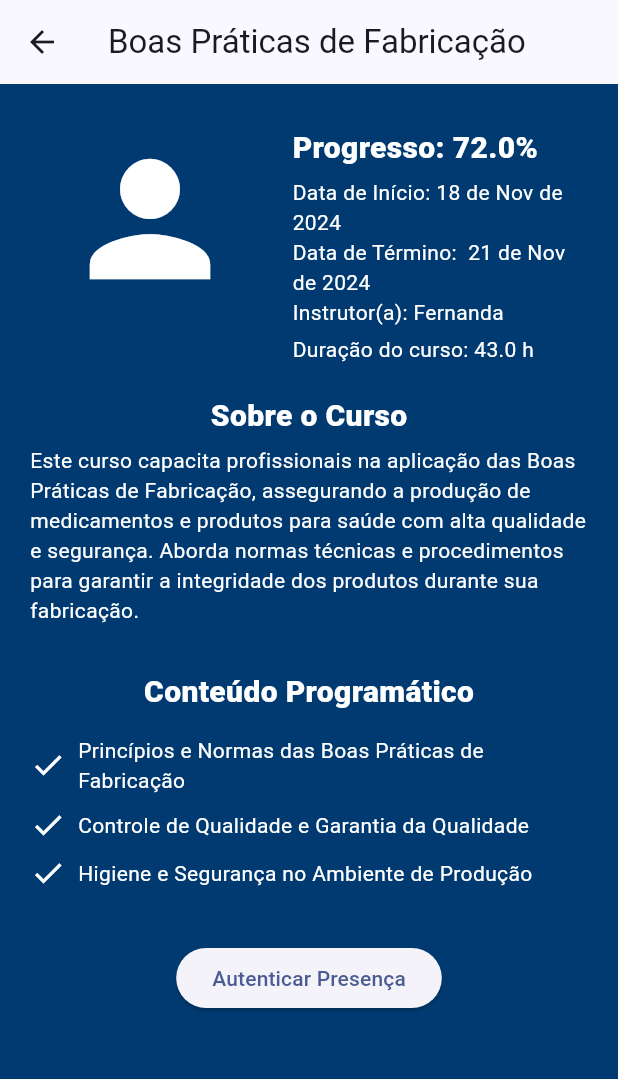
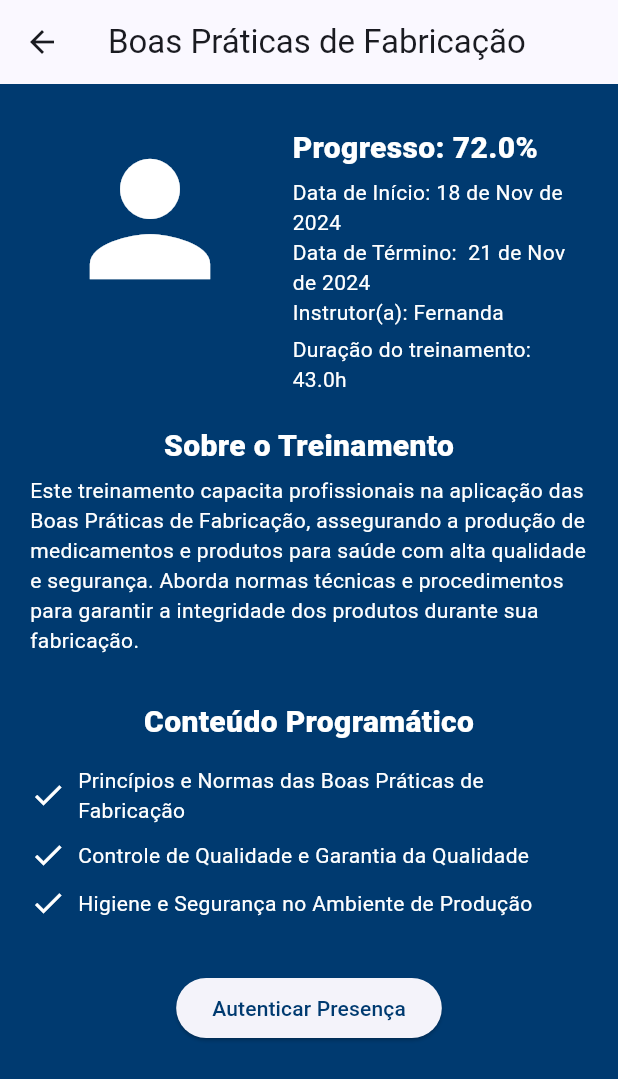
Before and after one commit to gustavomachado7/euroLearningApp, a Flutter app: the Homepage screen opened by its route, after a tap on "Boas Práticas de Fabricação", on a phone screen of 412 x 824 dp. Shown: the top 1079 px of the screen. Run offline on Flutter 3.47's test engine with Material 3 defaults, Android fonts, the phone set to English and light mode, and no system bars.

Commit message:
Ajustes na formatação de Padding

```diff
--- /dev/null
+++ b/lib/card/mytreinamentos.dart
@@ -0,0 +1,123 @@
+import 'package:eurolearning/models/treinamento_model.dart';
+import 'package:eurolearning/pages/detalhestreinamentopage.dart';
+import 'package:flutter/material.dart';
+import 'package:intl/intl.dart';
+
+class MyTreinamentos extends StatelessWidget {
+  const MyTreinamentos({
+    super.key,
+    required this.treinamento,
+  });
+
+  final
+ Treinamento treinamento;
+
+  @override
+  Widget build(BuildContext context) {
+    return Padding(
+      padding: const EdgeInsets.symmetric(horizontal: 30.0, vertical: 10.0),
+      child: InkWell(
+        onTap: () {
+          Navigator.push(
+            context,
+            MaterialPageRoute(
+              builder: (context) => DetalhesTreinamentoPage(treinamento: treinamento),
+            ),
+          );
+        },
+        borderRadius: BorderRadius.circular(15),
+        child: Container(
+          decoration: BoxDecoration(
+            color: Colors.white,
+            borderRadius: BorderRadius.circular(15),
+            boxShadow: const [
+              BoxShadow(
+                color: Colors.black12,
+                blurRadius: 4,
+                offset: Offset(0, 2),
+              ),
+            ],
+          ),
+          child: Row(
+            crossAxisAlignment: CrossAxisAlignment.start,
+            children: [
+              Container(
+                width: 100,
+                height: 140,
+                decoration: BoxDecoration(
+                  borderRadius: BorderRadius.circular(15),
+                  color: Colors.grey[200],
+                ),
+                child: const Icon(
+                  Icons.calendar_month,
+                  size: 75,
+                ),
+              ),
+              const SizedBox(
+                width: 10.0,
+              ),
+              Expanded(
+                child: Column(
+                  crossAxisAlignment: CrossAxisAlignment.start,
+                  children: [
+                    Padding(
+                      padding: const EdgeInsets.only(top: 10.0),
+                      child: Text(
+                        treinamento.title,
+                        style: const TextStyle(
+                          fontSize: 17,
+                          fontWeight: FontWeight.bold,
+                          color: Colors.black,
+                        ),
+                      ),
+                    ),
+                    const SizedBox(
+                      height: 5,
+                    ),
+                    Text(
+                      treinamento.startDate == null
+                          ? ''
+                          : DateFormat("'Data de Início:' d 'de' MMM 'de' y")
+                              .format(treinamento.startDate!),
+                      style: const TextStyle(
+                        color: Colors.grey,
+                      ),
+                    ),
+                    Text(
+                      treinamento.endDate == null
+                          ? ''
+                          : DateFormat("'Data de Término: ' d 'de' MMM 'de' y")
+                              .format(treinamento.endDate!),
+                      style: const TextStyle(
+                        color: Colors.grey,
+                      ),
+                    ),
+                    Text(
+                      'Instrutor(a): ${treinamento.teacher}',
+                      style: const TextStyle(
+                        color: Colors.grey,
+                      ),
+                    ),
+                    const SizedBox(
+                      height: 5,
+                    ),
+                    Row(
+                      children: [
+                        Text(
+                          'Duração do treinamento: ${treinamento.duration}h',
+                          style: const TextStyle(
+                            color: Colors.black,
+                          ),
+                        ),
+                      ],
+                    )
+                  ],
+                ),
+              ),
+            ],
+          ),
+        ),
+      ),
+    );
+  }
+}
--- /dev/null
+++ b/lib/models/treinamento_model.dart
@@ -0,0 +1,34 @@
+class Treinamento {
+  int id;
+  String overview;
+  List<String> topics;
+  String teacher;
+  DateTime? startDate;
+  DateTime? endDate;
+  String title;
+  double duration;
+  double progress;
+
+  Treinamento(
+      {required this.id,
+      required this.overview,
+      required this.topics,
+      required this.teacher,
+      required this.startDate,
+      required this.endDate,
+      required this.title,
+      required this.duration,
+      required this.progress});
+
+  factory Treinamento.fromJson(Map<String, dynamic> json) => Treinamento(
+        id: json["id"] ?? 0,
+        overview: json["overview"] ?? '',
+        topics: List<String>.from(json["topics"].map((x) => x)),
+        teacher: json["teacher"] ?? '',
+        startDate: DateTime.tryParse(json["startDate"]),
+        endDate: DateTime.tryParse(json["endDate"]),
+        title: json["title"] ?? '',
+        duration: json["duration"]?.toDouble() ?? 0,
+        progress: json["progress"]?.toDouble() ?? 0,
+      );
+}
--- a/lib/pages/cartaopage.dart
+++ b/lib/pages/cartaopage.dart
@@ -5,16 +5,21 @@ class CartaoPage extends StatelessWidget {
   @override
   Widget build(BuildContext context) {
     return Scaffold(
-
       appBar: AppBar(
         title: const Text('Autenticação de Presença'),
       ),
       body: Center(
-
         child: Column(
           mainAxisAlignment: MainAxisAlignment.center,
           children: [
-            Card(
+            Padding(
+              padding: const EdgeInsets.only(
+                top: 5,
+                bottom: 10,
+                left: 40,
+                right: 40,
+              ),
+              child: Card(
                 shape: RoundedRectangleBorder(
                   borderRadius: BorderRadius.circular(20),
                 ),
@@ -38,7 +43,7 @@ class CartaoPage extends StatelessWidget {
                         'Crachá Virtual',
                         style: TextStyle(
                           fontSize: 20,
-                        fontWeight: FontWeight.bold,
+                          fontWeight: FontWeight.w700,
                           color: Colors.white,
                         ),
                       ),
@@ -61,8 +66,8 @@ class CartaoPage extends StatelessWidget {
                                   color: Colors.white,
                                 ),
                               ),
-                            const SizedBox(height: 5),
-                            const Text(
+                              SizedBox(height: 5),
+                              Text(
                                 '                           ****3453',
                                 style: TextStyle(
                                   fontSize: 14,
@@ -77,8 +82,10 @@ class CartaoPage extends StatelessWidget {
                   ),
                 ),
               ),
-            const SizedBox(height: 7),
-            const Text(
+            ),
+            const Padding(
+              padding: EdgeInsets.only(bottom: 70),
+              child: Text(
                 'Ative o Bluetooth para utilizar o seu cartão',
                 style: TextStyle(
                   fontSize: 16,
@@ -86,6 +93,7 @@ class CartaoPage extends StatelessWidget {
                 ),
                 textAlign: TextAlign.center,
               ),
+            ),
           ],
         ),
       ),
--- /dev/null
+++ b/lib/pages/detalhestreinamentopage.dart
@@ -0,0 +1,180 @@
+import 'package:eurolearning/models/treinamento_model.dart';
+import 'package:eurolearning/pages/cartaoPage.dart';
+import 'package:flutter/material.dart';
+import 'package:intl/intl.dart';
+
+class DetalhesTreinamentoPage extends StatelessWidget {
+  final Treinamento treinamento;
+
+  const DetalhesTreinamentoPage({super.key, required this.treinamento});
+
+  @override
+  Widget build(BuildContext context) {
+    return Scaffold(
+      backgroundColor: const Color.fromRGBO(0, 58, 112, 1),
+      appBar: AppBar(
+        title: Text(treinamento.title),
+      ),
+      body: Padding(
+        padding: const EdgeInsets.all(20.0),
+        child: Column(
+          crossAxisAlignment: CrossAxisAlignment.start,
+          children: [
+            Row(
+              crossAxisAlignment: CrossAxisAlignment.start,
+              children: [
+                Container(
+                  width: 160,
+                  height: 140,
+                  decoration: BoxDecoration(
+                    borderRadius: BorderRadius.circular(20),
+                  ),
+                  child: const Column(
+                    children: [
+                      SizedBox(
+                        height: 10.0,
+                      ),
+                      Icon(
+                        Icons.person,
+                        size: 120,
+                        color: Colors.white,
+                      ),
+                    ],
+                  ),
+                ),
+                const SizedBox(
+                  width: 15.0,
+                ),
+                Expanded(
+                  child: Column(
+                    crossAxisAlignment: CrossAxisAlignment.start,
+                    children: [
+                      Padding(
+                        padding: const EdgeInsets.only(top: 8.0),
+                        child: Text(
+                          'Progresso: ${treinamento.progress}%',
+                          style: const TextStyle(
+                            fontSize: 20,
+                            fontWeight: FontWeight.w900,
+                            color: Colors.white,
+                          ),
+                        ),
+                      ),
+                      const SizedBox(
+                        height: 5,
+                      ),
+                      Text(
+                        treinamento.startDate == null
+                            ? ''
+                            : DateFormat("'Data de Início:' d 'de' MMM 'de' y")
+                                .format(treinamento.startDate!),
+                        style: const TextStyle(color: Colors.white),
+                      ),
+                      Text(
+                        treinamento.endDate == null
+                            ? ''
+                            : DateFormat(
+                                    "'Data de Término: ' d 'de' MMM 'de' y")
+                                .format(treinamento.endDate!),
+                        style: const TextStyle(color: Colors.white),
+                      ),
+                      Text(
+                        'Instrutor(a): ${treinamento.teacher}',
+                        style: const TextStyle(
+                          color: Colors.white,
+                        ),
+                      ),
+                      const SizedBox(
+                        height: 5,
+                      ),
+                      Text(
+                        'Duração do treinamento: ${treinamento.duration}h',
+                        style: const TextStyle(
+                          color: Colors.white,
+                        ),
+                      ),
+                    ],
+                  ),
+                ),
+              ],
+            ),
+            const SizedBox(
+              height: 20.0,
+            ),
+            const Center(
+                child: Text(
+              'Sobre o Treinamento',
+              style: TextStyle(
+                  fontSize: 20,
+                  fontWeight: FontWeight.w900,
+                  color: Colors.white),
+            )),
+            const SizedBox(
+              height: 5.0,
+            ),
+            Text(
+              treinamento.overview,
+              style: const TextStyle(fontSize: 14, color: Colors.white),
+            ),
+            const SizedBox(
+              height: 30.0,
+            ),
+            const Center(
+              child: Text(
+                'Conteúdo Programático',
+                style: TextStyle(
+                    fontSize: 20,
+                    fontWeight: FontWeight.w900,
+                    color: Colors.white),
+              ),
+            ),
+            const SizedBox(
+              height: 10.0,
+            ),
+            Column(
+              crossAxisAlignment: CrossAxisAlignment.start,
+              children: treinamento.topics.map((topic) {
+                return Padding(
+                  padding: const EdgeInsets.symmetric(vertical: 4.0),
+                  child: Row(
+                    children: [
+                      const Icon(Icons.check, color: Colors.white),
+                      const SizedBox(width: 8.0),
+                      Expanded(
+                        child: Text(
+                          topic,
+                          style: const TextStyle(color: Colors.white),
+                        ),
+                      ),
+                    ],
+                  ),
+                );
+              }).toList(),
+            ),
+            const SizedBox(
+              height: 30.0,
+            ),
+            Center(
+              child: ElevatedButton(
+                onPressed: () {
+                  Navigator.push(
+                    context,
+                    MaterialPageRoute(
+                      builder: (context) => const CartaoPage(),
+                    ),
+                  );
+                },
+                child: const Text(
+                  'Autenticar Presença',
+                  style: TextStyle(
+                    color: Color.fromRGBO(0, 58, 112, 1),
+                  ),
+                ),
+              ),
+            ),
+          ],
+        ),
+      ),
+    );
+  }
+}
--- a/lib/pages/homepage.dart
+++ b/lib/pages/homepage.dart
@@ -1,6 +1,6 @@
-import 'package:eurolearning/models/curso_model.dart';
-import 'package:eurolearning/services/api.services.dart';
-import 'package:eurolearning/card/mycursos.dart';
+import 'package:eurolearning/models/treinamento_model.dart';
+import 'package:eurolearning/services/apiServices.dart';
+import 'package:eurolearning/card/myTreinamentos.dart';
 import 'package:flutter/material.dart';
 
 class Homepage extends StatefulWidget {
@@ -12,11 +12,11 @@ class Homepage extends StatefulWidget {
 
 class _Homepage extends State<Homepage> {
   ApiServices apiServices = ApiServices();
-  List<Curso> cursos = [];
+  List<Treinamento> treinamentos = [];
 
   @override
   void initState() {
-    cursos = apiServices.getCursos();
+    treinamentos = apiServices.getTreinamentos();
     super.initState();
   }
 
@@ -31,7 +31,7 @@ class _Homepage extends State<Homepage> {
             color: Colors.white,
           ),
           child: AppBar(
-            title: const Text('Meus Cursos'),
+            title: const Text('Meus Treinamentos'),
             backgroundColor: Colors.transparent,
             elevation: 0,
           ),
@@ -40,11 +40,11 @@ class _Homepage extends State<Homepage> {
       body: Padding(
         padding: const EdgeInsets.only(top: 30.0),
         child: ListView.builder(
-          itemCount: cursos.length,
+          itemCount: treinamentos.length,
           itemBuilder: (context, index) {
             return Padding(
               padding: const EdgeInsets.only(bottom: 10.0),
-              child: MyCursos(curso: cursos[index]),
+              child: MyTreinamentos(treinamento: treinamentos[index]),
             );
           },
         ),
--- a/lib/pages/login.dart
+++ b/lib/pages/login.dart
@@ -85,7 +85,7 @@ class Login extends StatelessWidget {
                     child: const Text(
                       'Enviar',
                       style: TextStyle(
-                        color: Color.fromRGBO(0, 53, 142, 1),
+                        color:  Color.fromRGBO(0, 58, 112, 1),
                       ),
                     ),
                   ),
--- /dev/null
+++ b/lib/services/apiServices.dart
@@ -0,0 +1,89 @@
+import 'package:eurolearning/models/treinamento_model.dart';
+
+class ApiServices {
+  List<Treinamento> getTreinamentos() {
+    final treinamento1 = Treinamento(
+      id: 281495,
+      overview:
+          "Este treinamento capacita profissionais na aplicação das Boas Práticas de Fabricação, assegurando a produção de medicamentos e produtos para saúde com alta qualidade e segurança. Aborda normas técnicas e procedimentos para garantir a integridade dos produtos durante sua fabricação.",
+      teacher: "Fernanda",
+      startDate: DateTime.parse("2024-11-18"),
+      endDate: DateTime.parse("2024-11-21"),
+      title: "Boas Práticas de Fabricação",
+      duration: 43,
+      progress: 72.0,
+      topics: [
+        "Princípios e Normas das Boas Práticas de Fabricação",
+        "Controle de Qualidade e Garantia da Qualidade",
+        "Higiene e Segurança no Ambiente de Produção"
+      ],
+    );
+
+    final treinamento2 = Treinamento(
+      id: 389305,
+      overview:
+          "Focado em normas e técnicas para a manipulação segura e eficaz de medicamentos e produtos de saúde, o treinamento visa garantir a qualidade e segurança dos produtos manipulados. É ideal para profissionais que atuam em farmácias e laboratórios de manipulação.",
+      teacher: "Marcelo",
+      startDate: DateTime.parse("2024-07-24"),
+      endDate: DateTime.parse("2024-07-29"),
+      title: "Boas Práticas de Manipulação",
+      duration: 20,
+      progress: 63.0,
+      topics: [
+        "Princípios de Boas Práticas de Manipulação",
+        "Equipamentos e Infraestrutura",
+        "Processos de Manipulação e Procedimentos Operacionais"
+      ],
+    );
+
+    final treinamento3 = Treinamento(
+      id: 489535,
+      overview:
+          "Este treinamento ensina os princípios e práticas de farmacovigilância, incluindo o monitoramento de efeitos adversos de medicamentos e a implementação de medidas corretivas para garantir a segurança dos pacientes. Destina-se a profissionais envolvidos na avaliação e gestão de riscos relacionados a medicamentos.",
+      teacher: "Karen",
+      startDate: DateTime.parse("2024-01-11"),
+      endDate: DateTime.parse("2024-01-21"),
+      title: "Farmacovigilância",
+      duration: 54,
+      progress: 48.0,
+      topics: [
+        "Fundamentos da Farmacovigilância",
+        "Coleta e Análise de Dados de Segurança",
+        "Regulamentação e Normas para Farmacovigilância"
+      ],
+    );
+
+    final treinamento4 = Treinamento(
+      id: 8902895,
+      overview:
+          "Destinado a profissionais que lidam com o processo de registro de medicamentos, cosméticos e produtos para saúde, o treinamento aborda os requisitos regulatórios e procedimentos necessários para a obtenção da autorização de comercialização desses produtos.",
+      teacher: "Bianca",
+      startDate: DateTime.parse("2024-01-07"),
+      endDate: DateTime.parse("2024-01-09"),
+      title: "Registro de Produtos",
+      duration: 8,
+      progress: 50.0,
+      topics: [
+        "Processo de Registro de Medicamentos e Produtos de Saúde",
+        "Documentação Necessária para Registro",
+        "Análise e Avaliação de Dossiês de Registro"
+      ],
+    );
+
+    List<Treinamento> treinamentos = [
+      treinamento1,
+      treinamento2,
+      treinamento3,
+      treinamento4,
+      treinamento1,
+      treinamento2,
+      treinamento3,
+      treinamento4,
+      treinamento1,
+      treinamento2,
+      treinamento3,
+      treinamento4
+    ];
+    return treinamentos;
+  }
+}
```
Lines whose indentation alone changed are shown as unchanged.
